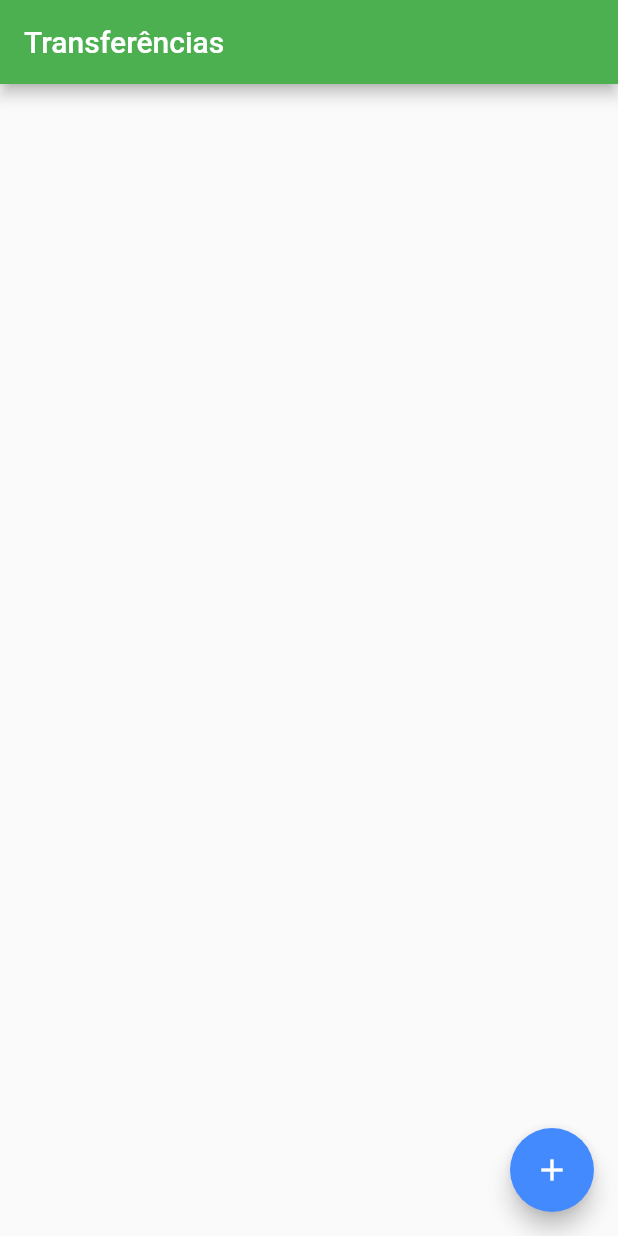
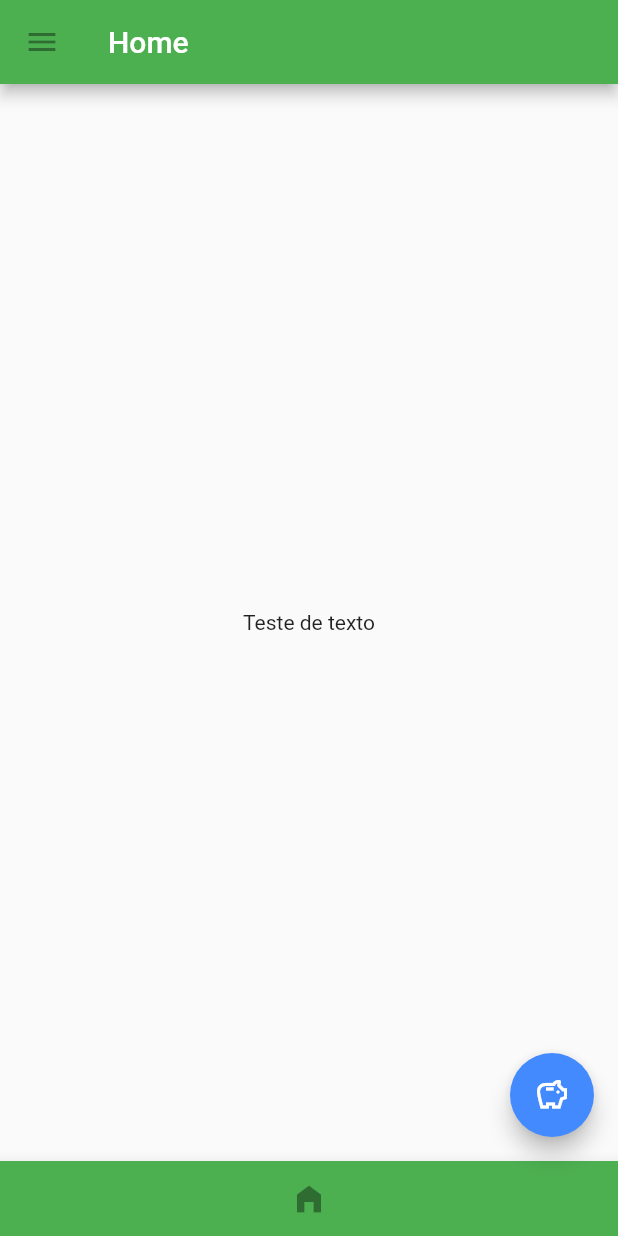
Before and after one commit to silveiraluisf/projeto-flutter-treino, a Flutter app: the screen it shows after launch, on a phone screen of 412 x 824 dp. Run offline on Flutter 3.47's test engine with Material 2 defaults, Android fonts, the phone set to English and light mode, and no system bars.

Commit message:
Criação da nova tela de home, que direcionará para as telas de transferências feitas no curso e para uma tela de formulátio

```diff
--- a/lib/main.dart
+++ b/lib/main.dart
@@ -1,4 +1,5 @@
 import 'package:flutter/material.dart';
+import 'package:my_app/screens/home/home.dart';
 import 'package:my_app/screens/transferencia/lista.dart';
 
 void main() => runApp(const ByteBankApp());
@@ -22,7 +23,7 @@ class ByteBankApp extends StatelessWidget {
           buttonColor: Colors.blueAccent[400],
           textTheme: ButtonTextTheme.primary)
       ),
-      home:  ListaTransferencias(),
+      home:  Home(),
       );
   }
 }
--- /dev/null
+++ b/lib/screens/home/home.dart
@@ -0,0 +1,47 @@
+import 'package:flutter/material.dart';
+
+const _tituloAppBar = 'Home';
+
+class Home extends StatefulWidget {
+  const Home({Key? key}) : super(key: key);
+
+  @override
+  State<StatefulWidget> createState() {
+    return HomeState();
+  }
+}
+class HomeState extends State<Home> {
+  @override
+  Widget build(BuildContext context) {
+    // Tela de home que direciona para a tela de transferência ou formulário
+    return Scaffold(
+      appBar: AppBar(
+        leading: const IconButton(
+            icon: Icon(Icons.menu),
+            onPressed: null
+        ),
+        title: const Text(
+            _tituloAppBar
+        ),
+      ),
+      bottomNavigationBar: const SizedBox(
+        height: 50.0,
+        child: BottomAppBar(
+          color: Colors.green,
+          child: IconButton(
+            icon: Icon(Icons.home_filled),
+            onPressed: null
+          ),
+        ),
+      ),
+      floatingActionButton: const FloatingActionButton(
+          child: Icon(Icons.savings_outlined),
+            onPressed: null,
+            ),
+      body:
+        const Center(
+            child: Text('Teste de texto')),
+    );
+  }
+
+  }
```
